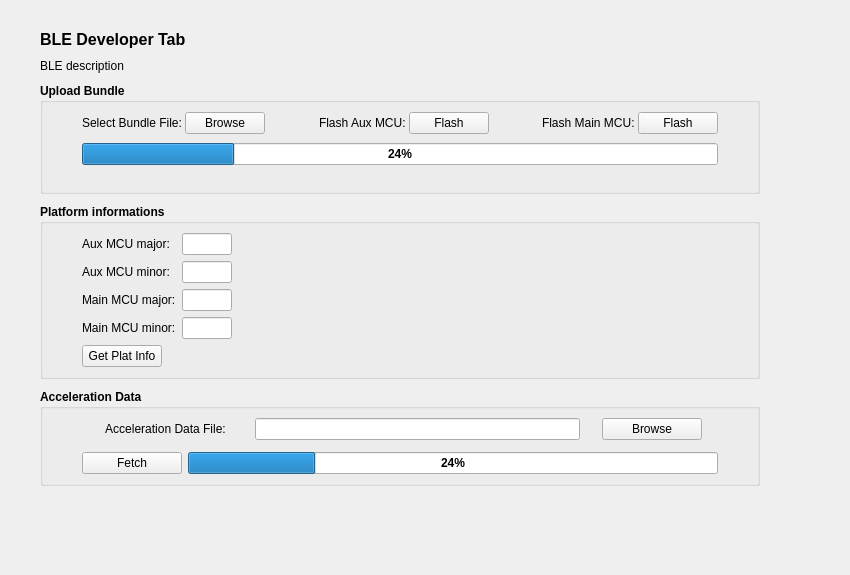
First picture: the form in src/BleDev.ui, repository mooltipass/moolticute, before the edit.
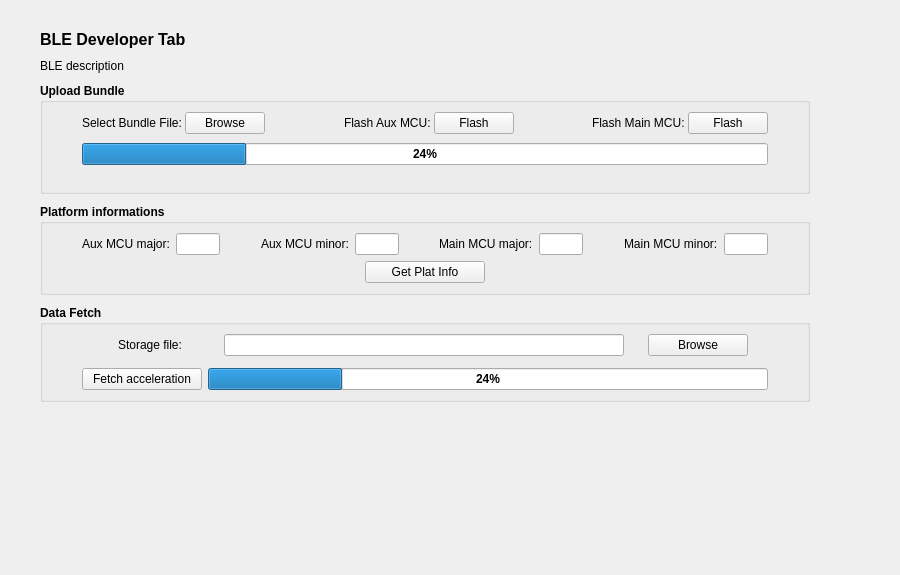
Second picture: the form after the edit.

Commit message: Implement plat info and data fetch UI changes for BLE dev tab

```diff
--- a/src/BleDev.ui
+++ b/src/BleDev.ui
@@ -6,13 +6,13 @@
    <rect>
     <x>0</x>
     <y>0</y>
-    <width>850</width>
+    <width>900</width>
     <height>575</height>
    </rect>
   </property>
   <property name="maximumSize">
    <size>
-    <width>850</width>
+    <width>900</width>
     <height>16777215</height>
    </size>
   </property>
@@ -333,197 +333,21 @@
      </property>
      <layout class="QVBoxLayout" name="verticalLayout_3">
       <item>
-       <layout class="QGridLayout" name="gridLayout">
+       <layout class="QHBoxLayout" name="horizontalLayout_4">
         <property name="leftMargin">
          <number>30</number>
         </property>
         <property name="rightMargin">
          <number>30</number>
         </property>
-        <item row="3" column="0">
-         <widget class="QLabel" name="label_MainMCUMin">
-          <property name="font">
-           <font>
-            <weight>50</weight>
-            <bold>false</bold>
-           </font>
-          </property>
-          <property name="text">
-           <string>Main MCU minor:</string>
-          </property>
-         </widget>
-        </item>
-        <item row="2" column="0">
-         <widget class="QLabel" name="label_MainMCUMaj">
-          <property name="font">
-           <font>
-            <weight>50</weight>
-            <bold>false</bold>
-           </font>
-          </property>
-          <property name="text">
-           <string>Main MCU major:</string>
-          </property>
-         </widget>
-        </item>
-        <item row="0" column="1">
-         <layout class="QHBoxLayout" name="horizontalLayout_3">
-          <item>
-           <widget class="QLineEdit" name="lineEditAuxMCUMaj">
-            <property name="maximumSize">
-             <size>
-              <width>50</width>
-              <height>16777215</height>
-             </size>
-            </property>
-            <property name="font">
-             <font>
-              <weight>50</weight>
-              <bold>false</bold>
-             </font>
-            </property>
-            <property name="alignment">
-             <set>Qt::AlignCenter</set>
-            </property>
-            <property name="readOnly">
-             <bool>true</bool>
-            </property>
-           </widget>
-          </item>
-          <item>
-           <spacer name="horizontalSpacer_2">
-            <property name="orientation">
-             <enum>Qt::Horizontal</enum>
-            </property>
-            <property name="sizeHint" stdset="0">
-             <size>
-              <width>40</width>
-              <height>20</height>
-             </size>
-            </property>
-           </spacer>
-          </item>
-         </layout>
-        </item>
-        <item row="3" column="1">
-         <layout class="QHBoxLayout" name="horizontalLayout_6">
-          <item>
-           <widget class="QLineEdit" name="lineEditMainMCUMin">
-            <property name="maximumSize">
-             <size>
-              <width>50</width>
-              <height>16777215</height>
-             </size>
-            </property>
-            <property name="font">
-             <font>
-              <weight>50</weight>
-              <bold>false</bold>
-             </font>
-            </property>
-            <property name="alignment">
-             <set>Qt::AlignCenter</set>
-            </property>
-            <property name="readOnly">
-             <bool>true</bool>
-            </property>
-           </widget>
-          </item>
-          <item>
-           <spacer name="horizontalSpacer_5">
-            <property name="orientation">
-             <enum>Qt::Horizontal</enum>
-            </property>
-            <property name="sizeHint" stdset="0">
-             <size>
-              <width>40</width>
-              <height>20</height>
-             </size>
-            </property>
-           </spacer>
-          </item>
-         </layout>
-        </item>
-        <item row="2" column="1">
-         <layout class="QHBoxLayout" name="horizontalLayout_5">
-          <item>
-           <widget class="QLineEdit" name="lineEditMainMCUMaj">
-            <property name="maximumSize">
-             <size>
-              <width>50</width>
-              <height>16777215</height>
-             </size>
-            </property>
-            <property name="font">
-             <font>
-              <weight>50</weight>
-              <bold>false</bold>
-             </font>
-            </property>
-            <property name="alignment">
-             <set>Qt::AlignCenter</set>
-            </property>
-            <property name="readOnly">
-             <bool>true</bool>
-            </property>
-           </widget>
-          </item>
-          <item>
-           <spacer name="horizontalSpacer_4">
-            <property name="orientation">
-             <enum>Qt::Horizontal</enum>
-            </property>
-            <property name="sizeHint" stdset="0">
-             <size>
-              <width>40</width>
-              <height>20</height>
-             </size>
-            </property>
-           </spacer>
-          </item>
-         </layout>
-        </item>
-        <item row="1" column="1">
-         <layout class="QHBoxLayout" name="horizontalLayout_4">
-          <item>
-           <widget class="QLineEdit" name="lineEditAuxMCUMin">
-            <property name="maximumSize">
-             <size>
-              <width>50</width>
-              <height>16777215</height>
-             </size>
-            </property>
-            <property name="font">
-             <font>
-              <weight>50</weight>
-              <bold>false</bold>
-             </font>
-            </property>
-            <property name="alignment">
-             <set>Qt::AlignCenter</set>
-            </property>
-            <property name="readOnly">
-             <bool>true</bool>
-            </property>
-           </widget>
-          </item>
-          <item>
-           <spacer name="horizontalSpacer_3">
-            <property name="orientation">
-             <enum>Qt::Horizontal</enum>
-            </property>
-            <property name="sizeHint" stdset="0">
-             <size>
-              <width>40</width>
-              <height>20</height>
-             </size>
-            </property>
-           </spacer>
-          </item>
-         </layout>
-        </item>
-        <item row="0" column="0">
+        <item>
          <widget class="QLabel" name="label_AuxMCUMaj">
+          <property name="sizePolicy">
+           <sizepolicy hsizetype="Maximum" vsizetype="Preferred">
+            <horstretch>0</horstretch>
+            <verstretch>0</verstretch>
+           </sizepolicy>
+          </property>
           <property name="font">
            <font>
             <weight>50</weight>
@@ -535,8 +359,49 @@
           </property>
          </widget>
         </item>
-        <item row="1" column="0">
+        <item>
+         <widget class="QLineEdit" name="lineEditAuxMCUMaj">
+          <property name="maximumSize">
+           <size>
+            <width>50</width>
+            <height>16777215</height>
+           </size>
+          </property>
+          <property name="font">
+           <font>
+            <weight>50</weight>
+            <bold>false</bold>
+           </font>
+          </property>
+          <property name="alignment">
+           <set>Qt::AlignCenter</set>
+          </property>
+          <property name="readOnly">
+           <bool>true</bool>
+          </property>
+         </widget>
+        </item>
+        <item>
+         <spacer name="horizontalSpacer_2">
+          <property name="orientation">
+           <enum>Qt::Horizontal</enum>
+          </property>
+          <property name="sizeHint" stdset="0">
+           <size>
+            <width>40</width>
+            <height>20</height>
+           </size>
+          </property>
+         </spacer>
+        </item>
+        <item>
          <widget class="QLabel" name="label_AuxMCUMin">
+          <property name="sizePolicy">
+           <sizepolicy hsizetype="Maximum" vsizetype="Preferred">
+            <horstretch>0</horstretch>
+            <verstretch>0</verstretch>
+           </sizepolicy>
+          </property>
           <property name="font">
            <font>
             <weight>50</weight>
@@ -548,6 +413,136 @@
           </property>
          </widget>
         </item>
+        <item>
+         <widget class="QLineEdit" name="lineEditAuxMCUMin">
+          <property name="maximumSize">
+           <size>
+            <width>50</width>
+            <height>16777215</height>
+           </size>
+          </property>
+          <property name="font">
+           <font>
+            <weight>50</weight>
+            <bold>false</bold>
+           </font>
+          </property>
+          <property name="alignment">
+           <set>Qt::AlignCenter</set>
+          </property>
+          <property name="readOnly">
+           <bool>true</bool>
+          </property>
+         </widget>
+        </item>
+        <item>
+         <spacer name="horizontalSpacer_3">
+          <property name="orientation">
+           <enum>Qt::Horizontal</enum>
+          </property>
+          <property name="sizeHint" stdset="0">
+           <size>
+            <width>40</width>
+            <height>20</height>
+           </size>
+          </property>
+         </spacer>
+        </item>
+        <item>
+         <widget class="QLabel" name="label_MainMCUMaj">
+          <property name="sizePolicy">
+           <sizepolicy hsizetype="Maximum" vsizetype="Preferred">
+            <horstretch>0</horstretch>
+            <verstretch>0</verstretch>
+           </sizepolicy>
+          </property>
+          <property name="font">
+           <font>
+            <weight>50</weight>
+            <bold>false</bold>
+           </font>
+          </property>
+          <property name="text">
+           <string>Main MCU major:</string>
+          </property>
+         </widget>
+        </item>
+        <item>
+         <widget class="QLineEdit" name="lineEditMainMCUMaj">
+          <property name="maximumSize">
+           <size>
+            <width>50</width>
+            <height>16777215</height>
+           </size>
+          </property>
+          <property name="font">
+           <font>
+            <weight>50</weight>
+            <bold>false</bold>
+           </font>
+          </property>
+          <property name="alignment">
+           <set>Qt::AlignCenter</set>
+          </property>
+          <property name="readOnly">
+           <bool>true</bool>
+          </property>
+         </widget>
+        </item>
+        <item>
+         <spacer name="horizontalSpacer_4">
+          <property name="orientation">
+           <enum>Qt::Horizontal</enum>
+          </property>
+          <property name="sizeHint" stdset="0">
+           <size>
+            <width>40</width>
+            <height>20</height>
+           </size>
+          </property>
+         </spacer>
+        </item>
+        <item>
+         <widget class="QLabel" name="label_MainMCUMin">
+          <property name="sizePolicy">
+           <sizepolicy hsizetype="Maximum" vsizetype="Preferred">
+            <horstretch>0</horstretch>
+            <verstretch>0</verstretch>
+           </sizepolicy>
+          </property>
+          <property name="font">
+           <font>
+            <weight>50</weight>
+            <bold>false</bold>
+           </font>
+          </property>
+          <property name="text">
+           <string>Main MCU minor:</string>
+          </property>
+         </widget>
+        </item>
+        <item>
+         <widget class="QLineEdit" name="lineEditMainMCUMin">
+          <property name="maximumSize">
+           <size>
+            <width>50</width>
+            <height>16777215</height>
+           </size>
+          </property>
+          <property name="font">
+           <font>
+            <weight>50</weight>
+            <bold>false</bold>
+           </font>
+          </property>
+          <property name="alignment">
+           <set>Qt::AlignCenter</set>
+          </property>
+          <property name="readOnly">
+           <bool>true</bool>
+          </property>
+         </widget>
+        </item>
        </layout>
       </item>
       <item>
@@ -566,6 +561,12 @@
             <height>0</height>
            </size>
           </property>
+          <property name="maximumSize">
+           <size>
+            <width>120</width>
+            <height>16777215</height>
+           </size>
+          </property>
           <property name="font">
            <font>
             <weight>50</weight>
@@ -577,19 +578,6 @@
           </property>
          </widget>
         </item>
-        <item>
-         <spacer name="horizontalSpacer_6">
-          <property name="orientation">
-           <enum>Qt::Horizontal</enum>
-          </property>
-          <property name="sizeHint" stdset="0">
-           <size>
-            <width>40</width>
-            <height>20</height>
-           </size>
-          </property>
-         </spacer>
-        </item>
        </layout>
       </item>
      </layout>
@@ -604,7 +592,7 @@
       </sizepolicy>
      </property>
      <property name="title">
-      <string>Acceleration Data</string>
+      <string>Data Fetch</string>
      </property>
      <layout class="QVBoxLayout" name="verticalLayout_5">
       <item>
@@ -628,7 +616,7 @@
           </property>
           <property name="maximumSize">
            <size>
-            <width>135</width>
+            <width>100</width>
             <height>16777215</height>
            </size>
           </property>
@@ -639,7 +627,7 @@
            </font>
           </property>
           <property name="text">
-           <string>Acceleration Data File:</string>
+           <string>Storage file:</string>
           </property>
           <property name="alignment">
            <set>Qt::AlignCenter</set>
@@ -656,7 +644,7 @@
           </property>
           <property name="maximumSize">
            <size>
-            <width>325</width>
+            <width>400</width>
             <height>16777215</height>
            </size>
           </property>
@@ -710,13 +698,13 @@
          <widget class="QPushButton" name="btnFetchAccData">
           <property name="minimumSize">
            <size>
-            <width>100</width>
+            <width>120</width>
             <height>0</height>
            </size>
           </property>
           <property name="maximumSize">
            <size>
-            <width>100</width>
+            <width>135</width>
             <height>16777215</height>
            </size>
           </property>
@@ -727,7 +715,7 @@
            </font>
           </property>
           <property name="text">
-           <string>Fetch</string>
+           <string>Fetch acceleration</string>
           </property>
          </widget>
         </item>
```
The commit also changes 1 other file.
